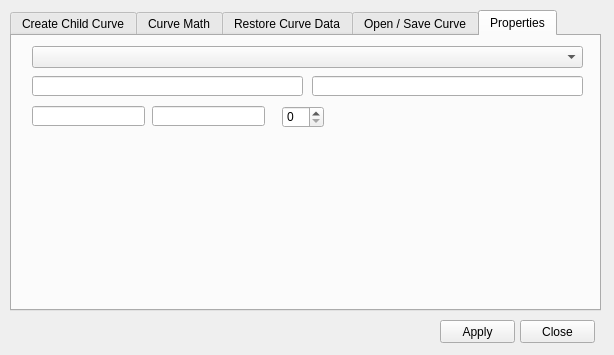
Above: curveproperties.ui from d-wizard/plotter before the change. Below: the same form after it.
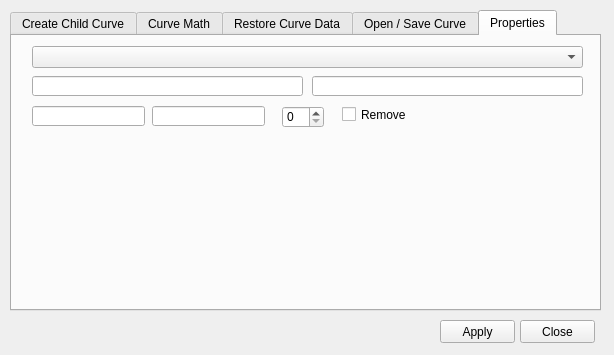
That is the form after the change.

```diff
--- a/curveproperties.ui
+++ b/curveproperties.ui
@@ -728,6 +728,19 @@
       </rect>
      </property>
     </widget>
+    <widget class="QCheckBox" name="chkPropRemove">
+     <property name="geometry">
+      <rect>
+       <x>330</x>
+       <y>70</y>
+       <width>70</width>
+       <height>17</height>
+      </rect>
+     </property>
+     <property name="text">
+      <string>Remove</string>
+     </property>
+    </widget>
    </widget>
   </widget>
   <widget class="QPushButton" name="cmdApply">
```
